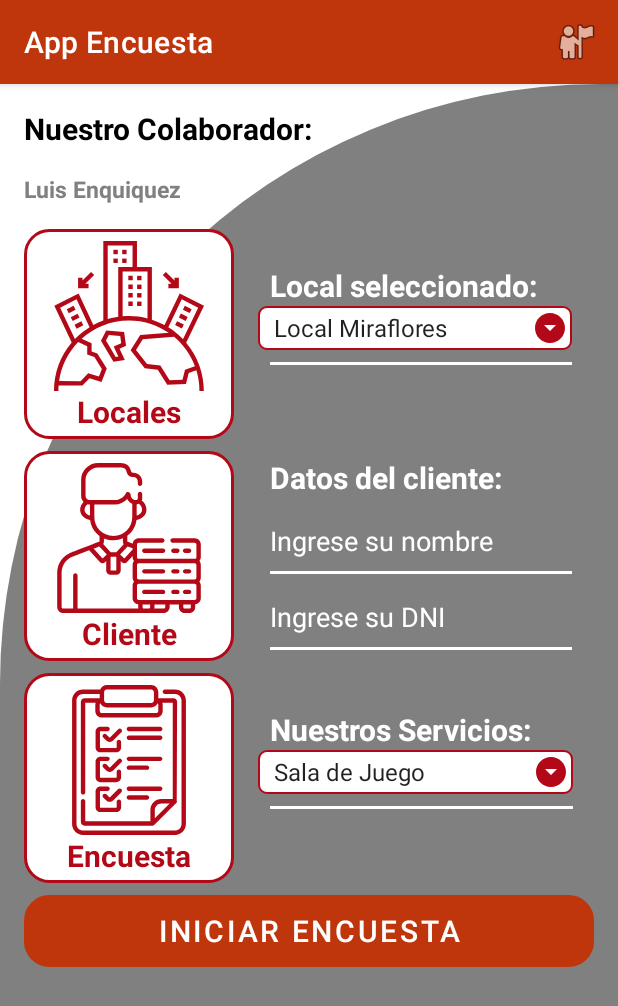
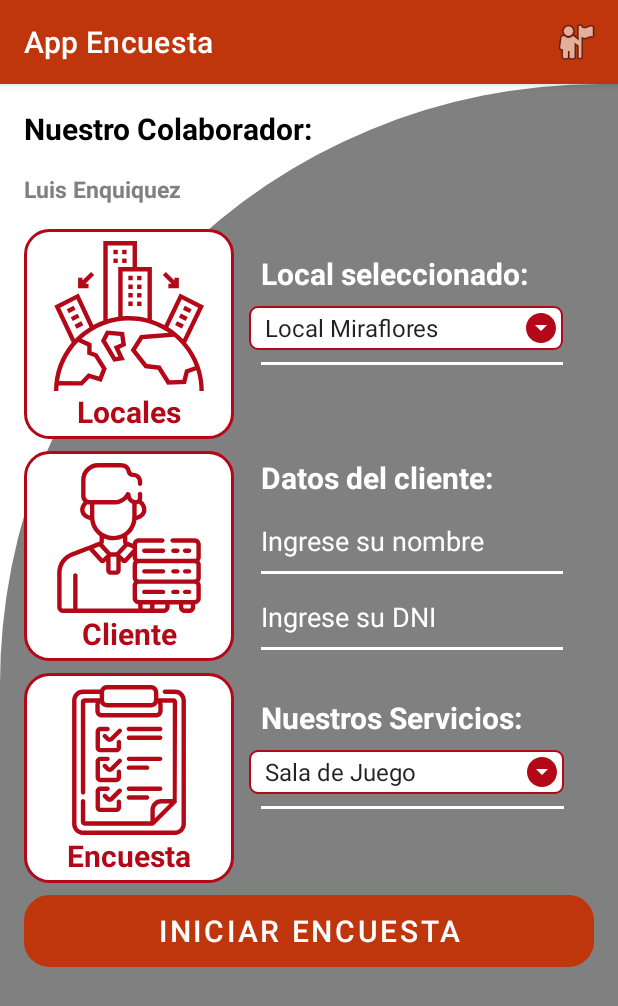
Before and after one commit to U201519670/AppEncuesta, an Android app: the screen it shows after launch (DashActivity), on a phone screen of 412 x 824 dp. Shown: the top 1006 px of the screen. Run offline under Robolectric (Android 15) with nearby library versions, the phone set to English and light mode, and no system bars.

Commit message:
encuesta_p3

```diff
--- a/app/src/main/AndroidManifest.xml
+++ b/app/src/main/AndroidManifest.xml
@@ -1,6 +1,7 @@
 <?xml version="1.0" encoding="utf-8"?>
 <manifest xmlns:android="http://schemas.android.com/apk/res/android"
     package="com.example.myproject1">
+    <uses-permission android:name="android.permission.INTERNET"></uses-permission>
 
     <application
         android:allowBackup="true"
--- a/app/src/main/java/com/example/myproject1/DashActivity.kt
+++ b/app/src/main/java/com/example/myproject1/DashActivity.kt
@@ -10,6 +10,7 @@ import kotlinx.android.synthetic.main.activity_dash.*
 import kotlinx.android.synthetic.main.activity_datos_clientes.*
 import android.R.id
 import android.content.Context
+import android.location.Location
 import android.view.View
 import android.widget.*
 
@@ -69,6 +70,7 @@ class DashActivity : AppCompatActivity() {
                 position: Int,
                 id: Long
             ) {
+                val position = position
                 Toast.makeText(this@DashActivity,lista2[position],Toast.LENGTH_SHORT).show()
             }
 
@@ -105,6 +107,7 @@ class DashActivity : AppCompatActivity() {
         }
 
     }
+
     override fun onCreateOptionsMenu(menu: Menu): Boolean {
         // Inflate the menu; this adds items to the action bar if it is present.
         menuInflater.inflate(R.menu.activity_dash_menu, menu)
@@ -120,4 +123,5 @@ class DashActivity : AppCompatActivity() {
             else -> super.onOptionsItemSelected(item)
         }
     }
+
 }
--- a/app/src/main/res/layout/activity_dash.xml
+++ b/app/src/main/res/layout/activity_dash.xml
@@ -71,7 +71,7 @@
         android:id="@+id/linearLayout_1"
         android:layout_width="wrap_content"
         android:layout_height="140dp"
-        android:layout_marginStart="8dp"
+        android:layout_marginStart="2dp"
         android:layout_marginTop="16dp"
         android:orientation="vertical"
         android:padding="8dp"
@@ -83,7 +83,7 @@
             android:layout_width="wrap_content"
             android:layout_height="wrap_content"
             android:layout_marginStart="8dp"
-            android:layout_marginTop="16dp"
+            android:layout_marginTop="8dp"
             android:text="Local seleccionado:     "
             android:textColor="@color/white"
             android:textSize="20sp"
@@ -92,6 +92,7 @@
             app:layout_constraintTop_toBottomOf="@+id/textView4" />
 
         <Spinner
+            android:layout_marginTop="8dp"
             android:id="@+id/spnLocales"
             android:layout_width="match_parent"
             android:layout_height="wrap_content"
@@ -143,7 +144,7 @@
         android:id="@+id/linearLayout_3"
         android:layout_width="wrap_content"
         android:layout_height="140dp"
-        android:layout_marginStart="8dp"
+        android:layout_marginStart="2dp"
         android:layout_marginTop="8dp"
         android:orientation="vertical"
         android:paddingLeft="8dp"
@@ -243,7 +244,7 @@
         android:id="@+id/linearLayout_5"
         android:layout_width="wrap_content"
         android:layout_height="140dp"
-        android:layout_marginStart="8dp"
+        android:layout_marginStart="2dp"
         android:layout_marginTop="8dp"
         android:orientation="vertical"
         android:padding="8dp"
@@ -255,7 +256,7 @@
             android:layout_width="wrap_content"
             android:layout_height="wrap_content"
             android:layout_marginStart="8dp"
-            android:layout_marginTop="16dp"
+            android:layout_marginTop="8dp"
             android:text="Nuestros Servicios:      "
             android:textColor="@color/white"
             android:textSize="20sp"
@@ -264,6 +265,7 @@
             app:layout_constraintTop_toBottomOf="@+id/textView4" />
 
         <Spinner
+            android:layout_marginTop="8dp"
             android:id="@+id/spnServicios"
             android:layout_width="match_parent"
             android:layout_height="wrap_content"
--- a/app/src/main/res/layout/item_spinner_framework.xml
+++ b/app/src/main/res/layout/item_spinner_framework.xml
@@ -13,7 +13,7 @@
 
     <LinearLayout
         android:layout_width="match_parent"
-        android:layout_height="match_parent"
+        android:layout_height="wrap_content"
         android:orientation="horizontal"
         android:background="@drawable/item_spinner_style">
 
```
Also changed, not shown: app/src/main/res/values/strings.xml (+8 -0 lines).
